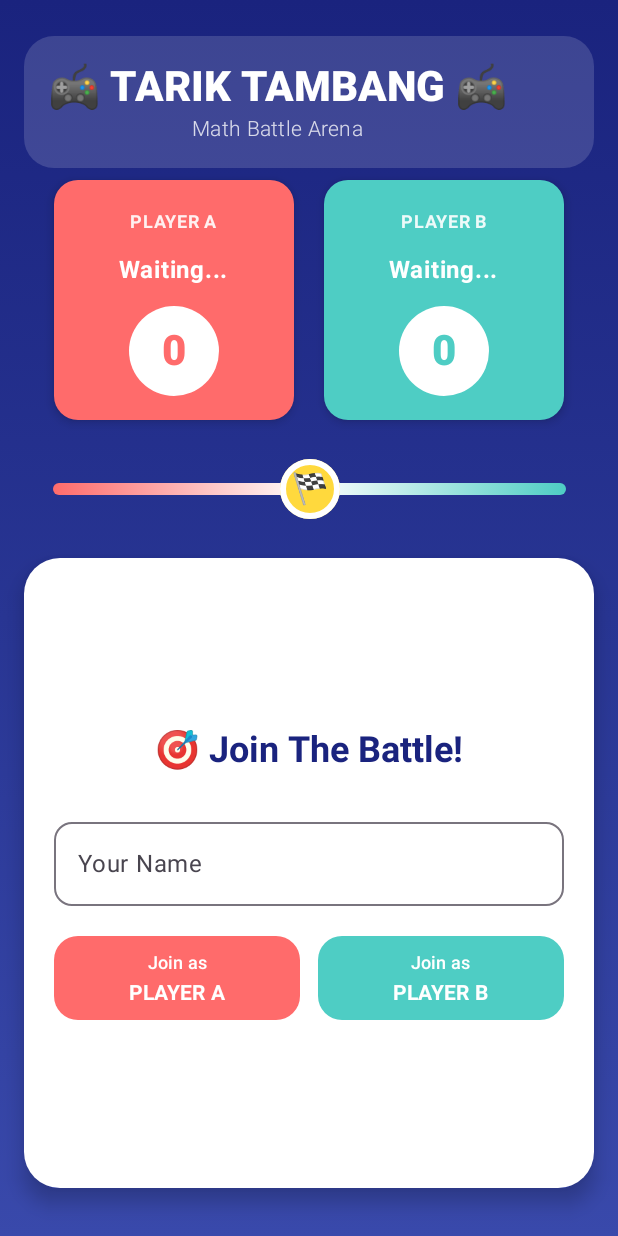
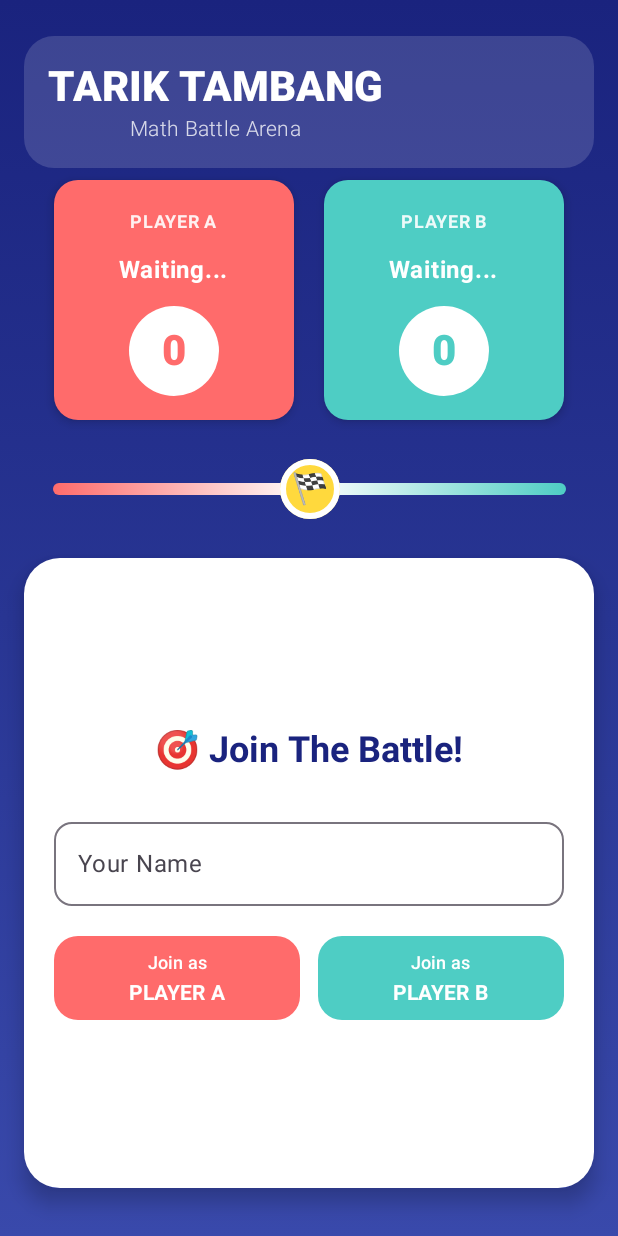
Before and after one commit to taka-duarr/tarik_tambang, an Android app built with Jetpack Compose: the screen it shows after launch (MainActivity), on a phone screen of 412 x 824 dp. Run offline under Robolectric (Android 15) with nearby library versions, the phone set to English and light mode, and no system bars; our stand-ins replace Firebase (no records; nobody signed in at launch, a user with empty details on screens opened directly).

```diff
--- a/app/src/main/java/com/example/tarik_tambang/MainActivity.kt
+++ b/app/src/main/java/com/example/tarik_tambang/MainActivity.kt
@@ -134,7 +134,7 @@ fun GameScreen() {
                     horizontalAlignment = Alignment.CenterHorizontally
                 ) {
                     Text(
-                        text = "🎮 TARIK TAMBANG 🎮",
+                        text = "TARIK TAMBANG",
                         style = MaterialTheme.typography.headlineMedium.copy(
                             fontWeight = FontWeight.ExtraBold,
                             color = Color.White,
```
